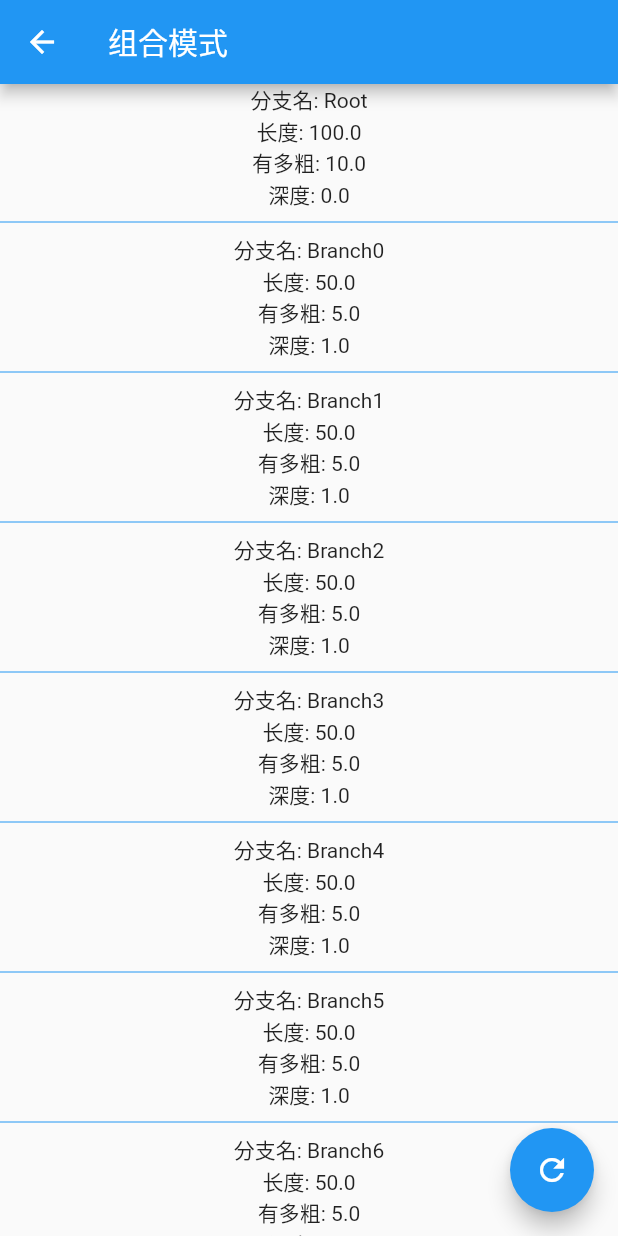
After one commit to FlutterOpen/design_patterns, a Flutter app: the CombinationPage screen opened by its route, after a tap on the "refresh" icon, on a phone screen of 412 x 824 dp. The commit adds this screen. Run offline on Flutter 3.47's test engine with Material 2 defaults, Android fonts, the phone set to English and light mode, and no system bars.

Commit message:
feat(): 组合模式完成

```diff
--- a/lib/constant/string_const.dart
+++ b/lib/constant/string_const.dart
@@ -25,4 +25,7 @@ class StringConst {
 
   //过滤器/标准模式
   static const String FILTER_ = "过滤器/标准模式";
+
+  //组合模式
+  static const String COMBINATION_ = "组合模式";
 }
--- a/lib/main.dart
+++ b/lib/main.dart
@@ -2,6 +2,7 @@ import 'package:flutter/material.dart';
 import 'package:flutter_design/constant/string_const.dart';
 import 'package:flutter_design/page/adapter/adapter_page.dart';
 import 'package:flutter_design/page/bridge/bridge_page.dart';
+import 'package:flutter_design/page/combination/combination_page.dart';
 import 'package:flutter_design/page/filter/filter_page.dart';
 
 import 'constant/page_const.dart';
@@ -29,6 +30,7 @@ class MyApp extends StatelessWidget {
         PageConst.ADAPTER_PAGE: (context) => AdapterPage(),
         PageConst.BRIDGE_PAGE: (context) => BridgePage(),
         PageConst.FILTER_PAGE: (context) => FilterPage(),
+        PageConst.COMPOSITE_PAGE: (context) => CombinationPage(),
       },
     );
   }
--- /dev/null
+++ b/lib/page/combination/combination_mode.dart
@@ -0,0 +1,96 @@
+import 'package:flutter/cupertino.dart';
+
+/// Created by NieBin on 2020-03-23
+/// Github: https://github.com/nb312
+/// Email: niebin312@gmail.com
+
+class Tree {
+  double length;
+  double radius;
+  List<Tree> _subTrees;
+  double depth;
+  String name;
+
+  Tree(
+    this.name,
+    this.length,
+    this.radius,
+    this.depth,
+  ) {
+    _subTrees = List();
+  }
+
+  void addTree(Tree tree) {
+    _subTrees?.add(tree);
+  }
+
+  void remove(Tree tree) {
+    _subTrees?.remove(tree);
+  }
+
+  List<Tree> get subTrees => _subTrees;
+
+  @override
+  String toString() {
+    return "Tree(length:$length,rradius:$radius,depth:$depth) \n subTree.count=${_subTrees.length}";
+  }
+}
+
+abstract class File {
+  String name;
+
+  File(this.name);
+
+  void display();
+}
+
+class Folder extends File {
+  List<File> _files;
+
+  Folder(String name) : super(name) {
+    _files = List();
+  }
+
+  void add(File file) {
+    _files.add(file);
+  }
+
+  void remove(File file) {
+    _files.remove(file);
+  }
+
+  @override
+  void display() {
+    print("This is folder: $name");
+    for (File f in _files) {
+      f.display();
+    }
+  }
+}
+
+class TextFile extends File {
+  TextFile(String name) : super(name);
+
+  @override
+  void display() {
+    debugPrint("This is text file: $name");
+  }
+}
+
+class JpgFile extends File {
+  JpgFile(String name) : super(name);
+
+  @override
+  void display() {
+    debugPrint("This is jpg file: $name");
+  }
+}
+
+class VideoFile extends File {
+  VideoFile(String name) : super(name);
+
+  @override
+  void display() {
+    debugPrint("This is video file: $name");
+  }
+}
--- /dev/null
+++ b/lib/page/combination/combination_page.dart
@@ -0,0 +1,83 @@
+import 'package:flutter/material.dart';
+import 'package:flutter_design/constant/string_const.dart';
+import 'package:flutter_design/page/combination/combination_mode.dart';
+
+/// Created by NieBin on 2020-03-23
+/// Github: https://github.com/nb312
+/// Email: niebin312@gmail.com
+
+class CombinationPage extends StatefulWidget {
+  @override
+  _CombinationPageState createState() => _CombinationPageState();
+}
+
+class _CombinationPageState extends State<CombinationPage> {
+  Tree root;
+
+  @override
+  void initState() {
+    initData();
+    super.initState();
+  }
+
+  @override
+  Widget build(BuildContext context) {
+    return Scaffold(
+      appBar: AppBar(
+        title: Text(StringConst.COMBINATION_),
+      ),
+      body: Container(
+        child: SingleChildScrollView(
+          child: Column(
+            children: _items(),
+          ),
+        ),
+      ),
+      floatingActionButton: FloatingActionButton(
+        onPressed: () {
+          Folder folder = Folder("设计文档");
+          File txtFile = TextFile("readme.txt");
+          File jpg = JpgFile("切图.jpg");
+          File video = VideoFile("交互动画.mp4");
+
+          folder.add(txtFile);
+          folder.add(jpg);
+          folder.add(video);
+          folder.display();
+        },
+        child: Icon(Icons.refresh),
+      ),
+    );
+  }
+
+  List<Widget> _items() {
+    List<Widget> list = List();
+    list.add(_branchItem(root));
+    for (Tree tree in root.subTrees) {
+      list.add(Divider(
+        color: Colors.blue,
+      ));
+      list.add(_branchItem(tree));
+    }
+    return list;
+  }
+
+  Widget _branchItem(Tree tree) => Container(
+        child: Column(
+          children: <Widget>[
+            Text("分支名: ${tree.name}"),
+            Text("长度: ${tree.length}"),
+            Text("有多粗: ${tree.radius}"),
+            Text("深度: ${tree.depth}"),
+          ],
+        ),
+      );
+
+  void initData() {
+    root = Tree("Root", 100, 10, 0);
+    for (int i = 0; i < 10; i++) {
+      root.addTree(Tree("Branch$i", 50, 5, 1));
+    }
+    print("Root:${root.toString()}");
+  }
+}
--- a/lib/page/home_page.dart
+++ b/lib/page/home_page.dart
@@ -22,6 +22,7 @@ Map<String, String> map = {
   PageConst.ADAPTER_PAGE: StringConst.ADAPTER_,
   PageConst.BRIDGE_PAGE: StringConst.BRIDGE_,
   PageConst.FILTER_PAGE: StringConst.FILTER_,
+  PageConst.COMPOSITE_PAGE: StringConst.COMBINATION_,
 };
 
 class _HomePageState extends State<HomePage> {
```
Also changed, not shown: 1 other file.
